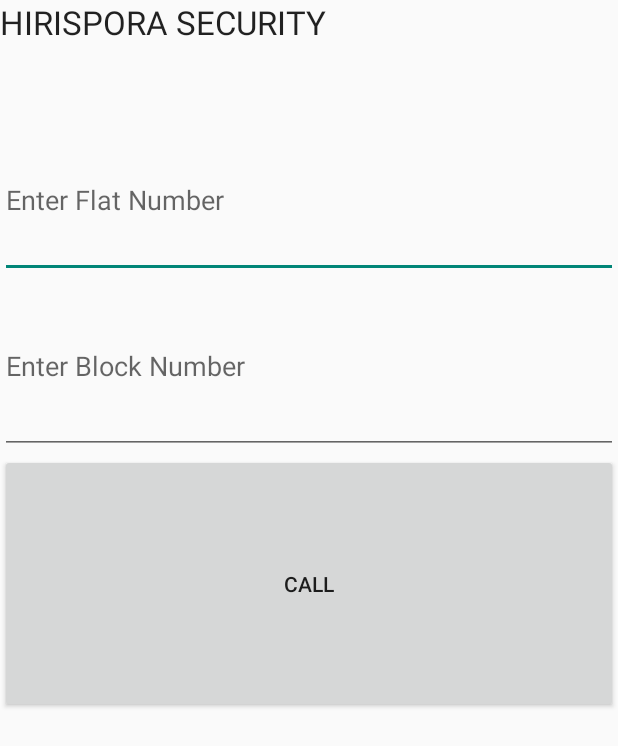
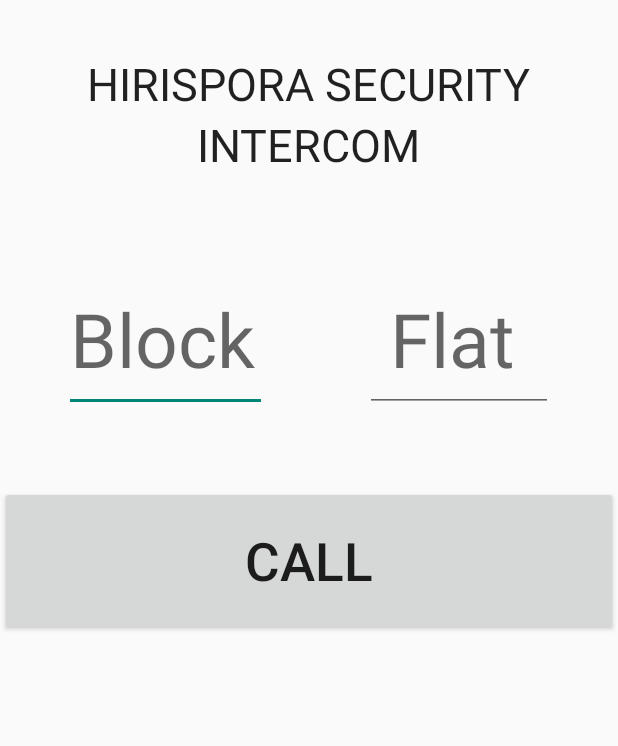
Before and after one commit to varunpatro/hrs-phone-map, an Android app: the screen it shows after launch (MainActivity), on a phone screen of 412 x 824 dp. Shown: the top 746 px of the screen. Run offline under Robolectric (Android 15) with nearby library versions, the phone set to English and light mode, and no system bars.

Commit message:
Change UI to father's initial description + limit max characters for each input field

```diff
--- a/app/src/main/res/layout/activity_main.xml
+++ b/app/src/main/res/layout/activity_main.xml
@@ -1,39 +1,93 @@
-<LinearLayout xmlns:android="http://schemas.android.com/apk/res/android"
+<RelativeLayout xmlns:android="http://schemas.android.com/apk/res/android"
     android:layout_width="match_parent"
     android:layout_height="match_parent"
     android:orientation="vertical"
-    android:weightSum="1">
+    android:weightSum="1"
+    android:id="@+id/main_design">
 
     <TextView
-        android:layout_width="226dp"
+        android:layout_width="wrap_content"
         android:layout_height="wrap_content"
         android:textAppearance="?android:attr/textAppearanceLarge"
         android:text="HIRISPORA SECURITY"
-        android:id="@+id/textView"
-        android:layout_weight="0.08" />
+        android:id="@+id/title_line_1"
+        android:layout_weight="0.08"
+        android:layout_alignParentTop="true"
+        android:textSize="30dp"
+        android:paddingTop="35dp"
+        android:paddingLeft="15dp"
+        android:paddingRight="15dp"
+        android:layout_alignParentEnd="false"
+        android:layout_alignParentStart="false"
+        android:layout_centerHorizontal="true" />
+
+
+    <TextView
+        android:layout_width="wrap_content"
+        android:layout_height="wrap_content"
+        android:textAppearance="?android:attr/textAppearanceLarge"
+        android:text="INTERCOM"
+        android:id="@+id/title_line_2"
+        android:layout_below="@+id/title_line_1"
+        android:layout_centerHorizontal="true"
+        android:textSize="30dp"
+        android:paddingTop="0dp"
+        android:paddingLeft="35dp"
+        android:paddingRight="35dp" />
+
+    <EditText android:id="@+id/block"
+        android:width="135dp"
+        android:layout_width="wrap_content"
+        android:layout_height="wrap_content"
+        android:hint="Block"
+        android:inputType="number"
+        android:layout_weight="0.11"
+        android:paddingTop="15dp"
+        android:paddingBottom="15dp"
+        android:textSize="50dp"
+        android:layout_marginTop="60dp"
+        android:layout_below="@+id/title_line_2"
+        android:layout_alignStart="@id/title_line_1"
+        android:maxLength="2"/>
 
     <EditText android:id="@+id/flat"
-        android:width="220px"
-        android:layout_width="fill_parent"
+        android:width="125dp"
+        android:layout_width="wrap_content"
         android:layout_height="wrap_content"
-        android:hint="Enter Flat Number"
+        android:hint=" Flat"
         android:inputType="number"
-        android:layout_weight="0.09" />
-
-    <EditText android:id="@+id/block"
-        android:width="220px"
-        android:layout_width="fill_parent"
-        android:layout_height="wrap_content"
-        android:hint="Enter Block Number"
-        android:inputType="number"
-        android:layout_weight="0.11" />
+        android:layout_weight="0.11"
+        android:paddingTop="15dp"
+        android:paddingBottom="15dp"
+        android:textSize="50dp"
+        android:layout_marginTop="60dp"
+        android:layout_below="@+id/title_line_2"
+        android:layout_alignEnd="@+id/title_line_1"
+        android:maxLength="3"/>
 
     <Button android:id="@+id/makeCall"
-        android:layout_width="match_parent"
+        android:layout_width="wrap_content"
         android:layout_height="wrap_content"
         android:text="Call"
         android:layout_weight="0.19"
-        android:layout_gravity="center_horizontal" />
+        android:layout_gravity="center_horizontal"
+        android:layout_marginTop="49dp"
+        android:height="100dp"
+        android:textSize="35dp"
+        android:layout_below="@+id/block"
+        android:layout_centerHorizontal="true"
+        android:layout_alignParentEnd="true"
+        android:layout_alignParentStart="true" />
+
+    <TextView
+        android:layout_width="wrap_content"
+        android:layout_height="wrap_content"
+        android:textAppearance="?android:attr/textAppearanceMedium"
+        android:id="@+id/display"
+        android:layout_marginTop="38dp"
+        android:layout_below="@+id/makeCall"
+        android:layout_alignEnd="@+id/title_line_1"
+        android:layout_alignStart="@+id/title_line_1" />
 
 
-</LinearLayout>
+</RelativeLayout>
```
